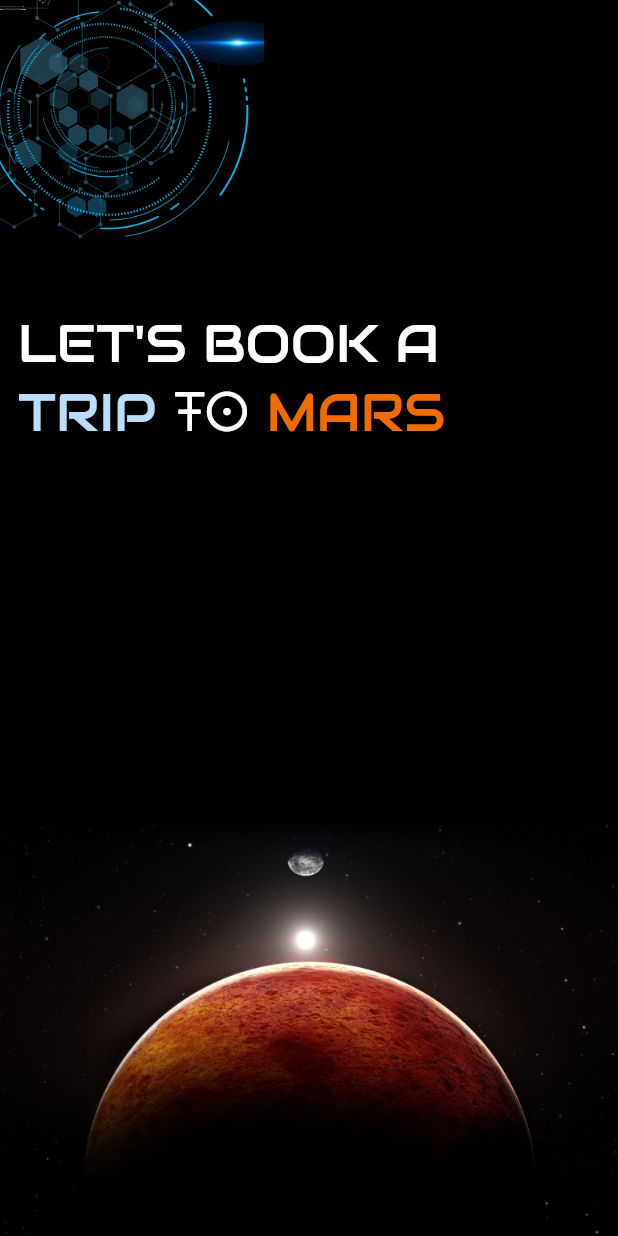
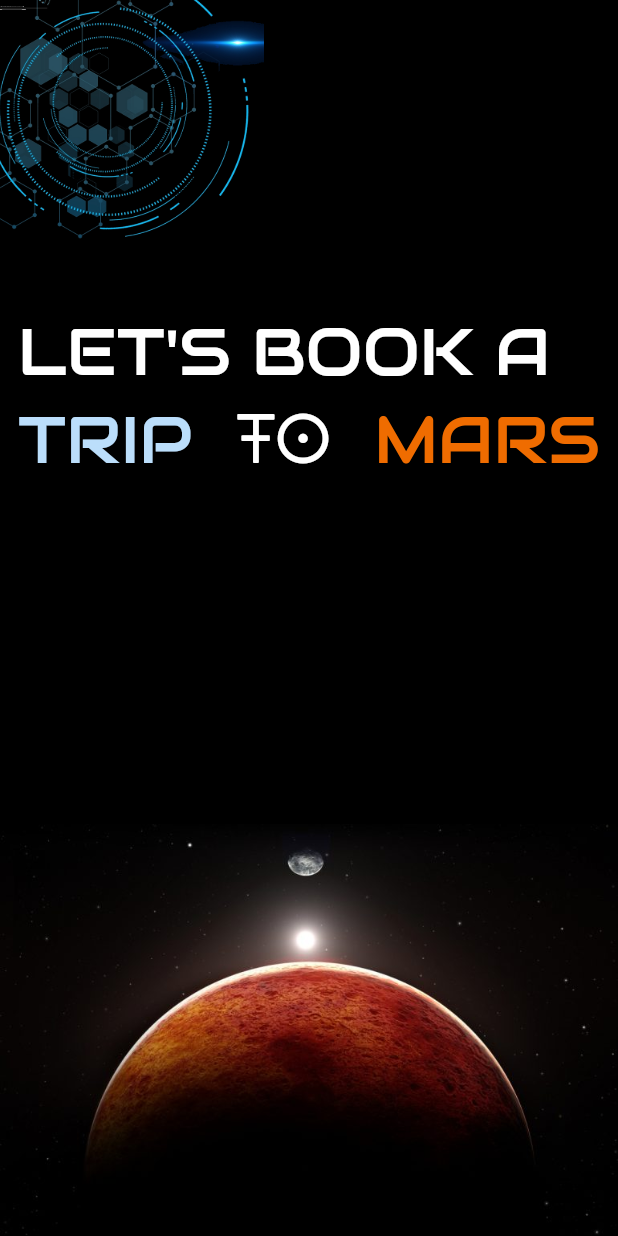
Before and after one commit to niftytyro/gadabout-flutter, a Flutter app: the screen it shows after launch, on a phone screen of 412 x 824 dp. Run offline on Flutter 3.47's test engine with Material 2 defaults, Android fonts, the phone set to English and light mode, and no system bars.

```diff
--- a/lib/pages/home.dart
+++ b/lib/pages/home.dart
@@ -21,12 +21,16 @@ class Home extends StatelessWidget {
                 width: MediaQuery.of(context).size.width / 2,
                 child: Transform.translate(
                   offset: Offset(-30, -30),
-                  child: Image.asset('assets/background2.png'),
+                  child: Image.asset('assets/background.png'),
                 ),
               ),
               Padding(
                 padding: EdgeInsets.symmetric(horizontal: 12.0),
+                child: Container(
+                  width: MediaQuery.of(context).size.width,
+                  child: FittedBox(
                     child: Column(
+                      mainAxisSize: MainAxisSize.min,
                       crossAxisAlignment: CrossAxisAlignment.start,
                       children: [
                         Text(
@@ -41,17 +45,19 @@ class Home extends StatelessWidget {
                                   fontColor: Colors.blue[100] as Color),
                             ),
                             Text(
-                          "TO ",
+                              " TO ",
                               style: getHeaderStyle(fontFamily: "CocoBiker"),
                             ),
                             Text(
-                          "MARS",
+                              " MARS",
                               style: getHeaderStyle(
                                   fontColor: Colors.orange[800] as Color),
                             ),
                           ],
                         ),
                       ],
+                    ),
+                  ),
                 ),
               ),
             ],
```
Also changed, not shown: assets/background.jpg (deleted), assets/background.png (renamed from assets/background2.png), assets/fancy_TO.jpg (deleted), assets/mars surface.jpeg (deleted), 2 other files. Lines whose indentation alone changed are shown as unchanged.
